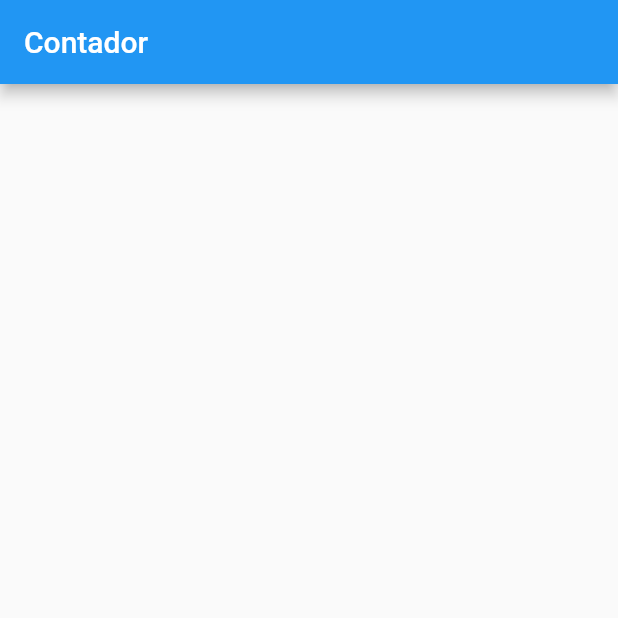
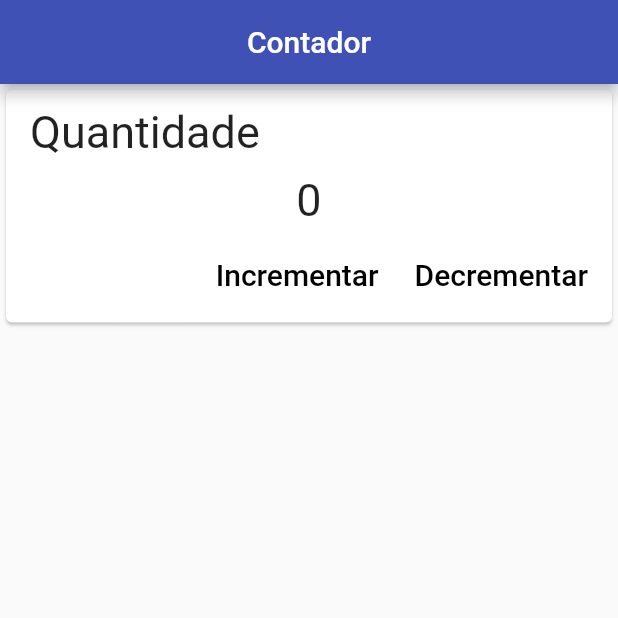
Before and after one commit to ricardogtx/flutterApp, a Flutter app: the screen it shows after launch, on a phone screen of 412 x 824 dp, the top half of it. Run offline on Flutter 3.47's test engine with Material 2 defaults, Android fonts, the phone set to English and light mode, and no system bars.

Commit message:
Finishing the count app

```diff
--- a/contador/lib/contador.dart
+++ b/contador/lib/contador.dart
@@ -6,11 +6,53 @@ class Contador extends StatefulWidget {
 }
 
 class _ContadorState extends State<Contador> {
+  var quantidade = 0;
+
+  incrementar(){
+    setState(() {
+      quantidade++;
+    });
+  }
+
+  decrementar(){
+    setState(() {
+      quantidade--;
+    });
+  }
+
   @override
   Widget build(BuildContext context) {
     return Scaffold(
       appBar: AppBar(
+        centerTitle: true,
         title: Text('Contador'),
+        backgroundColor: Colors.indigo,
+      ),
+      body: ListView(
+        children: [
+          Card(
+            child: Column(
+              children: [
+                ListTile(
+                  title: Text('Quantidade', style: TextStyle(fontSize: 30),)
+                ),
+                Text('$quantidade', style: TextStyle(fontSize: 30),),
+                ButtonBar(
+                  children: [
+                    FlatButton(
+                      child: Text('Incrementar', style: TextStyle(fontSize: 20),),
+                      onPressed: incrementar,
+                    ),
+                    FlatButton(
+                      child: Text('Decrementar', style: TextStyle(fontSize: 20),),
+                      onPressed: decrementar,
+                    )
+                  ],
+                )
+              ],
+            ),
+          )
+        ],
       ),
     );
   }
```
